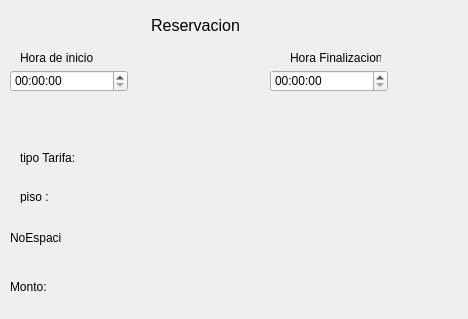
Before: the Qt Designer form Estacionamiento/usuario.ui in FernandoHS-0/Estacionamiento, drawn with Qt 5.
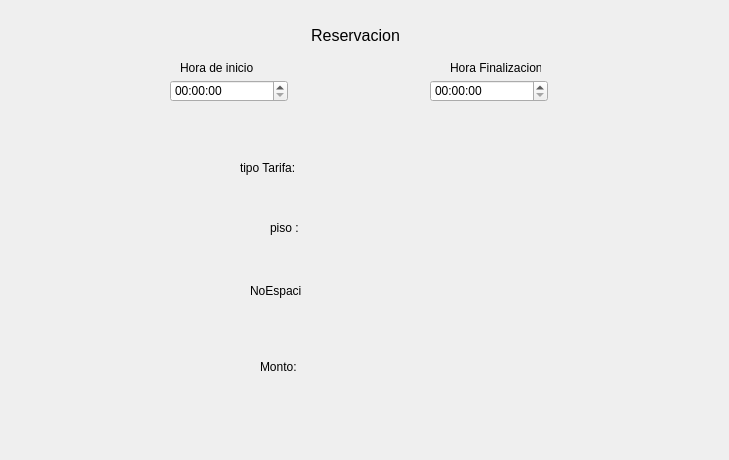
After: the same form once the commit is applied.

Diff of the .ui file:
```diff
--- a/Estacionamiento/usuario.ui
+++ b/Estacionamiento/usuario.ui
@@ -6,8 +6,8 @@
    <rect>
     <x>0</x>
     <y>0</y>
-    <width>468</width>
-    <height>319</height>
+    <width>729</width>
+    <height>460</height>
    </rect>
   </property>
   <property name="windowTitle">
@@ -16,8 +16,8 @@
   <widget class="QTimeEdit" name="TiempoLLegada">
    <property name="geometry">
     <rect>
-     <x>10</x>
-     <y>70</y>
+     <x>170</x>
+     <y>80</y>
      <width>118</width>
      <height>22</height>
     </rect>
@@ -26,8 +26,8 @@
   <widget class="QTimeEdit" name="TiempoSalida">
    <property name="geometry">
     <rect>
-     <x>270</x>
-     <y>70</y>
+     <x>430</x>
+     <y>80</y>
      <width>118</width>
      <height>22</height>
     </rect>
@@ -36,8 +36,8 @@
   <widget class="QLabel" name="label">
    <property name="geometry">
     <rect>
-     <x>20</x>
-     <y>150</y>
+     <x>240</x>
+     <y>160</y>
      <width>61</width>
      <height>16</height>
     </rect>
@@ -49,10 +49,10 @@
   <widget class="QLabel" name="TipoTarifa">
    <property name="geometry">
     <rect>
-     <x>90</x>
-     <y>150</y>
-     <width>81</width>
-     <height>21</height>
+     <x>320</x>
+     <y>160</y>
+     <width>91</width>
+     <height>31</height>
     </rect>
    </property>
    <property name="font">
@@ -67,10 +67,10 @@
   <widget class="QLabel" name="label_2">
    <property name="geometry">
     <rect>
-     <x>20</x>
-     <y>190</y>
-     <width>47</width>
-     <height>13</height>
+     <x>270</x>
+     <y>220</y>
+     <width>31</width>
+     <height>16</height>
     </rect>
    </property>
    <property name="text">
@@ -80,10 +80,10 @@
   <widget class="QLabel" name="Piso">
    <property name="geometry">
     <rect>
-     <x>80</x>
-     <y>190</y>
-     <width>71</width>
-     <height>16</height>
+     <x>320</x>
+     <y>220</y>
+     <width>91</width>
+     <height>31</height>
     </rect>
    </property>
    <property name="text">
@@ -93,10 +93,10 @@
   <widget class="QLabel" name="label_3">
    <property name="geometry">
     <rect>
-     <x>10</x>
-     <y>230</y>
+     <x>250</x>
+     <y>280</y>
      <width>51</width>
-     <height>16</height>
+     <height>21</height>
     </rect>
    </property>
    <property name="text">
@@ -106,10 +106,10 @@
   <widget class="QLabel" name="NumeroEspacio">
    <property name="geometry">
     <rect>
-     <x>90</x>
-     <y>230</y>
-     <width>71</width>
-     <height>21</height>
+     <x>320</x>
+     <y>280</y>
+     <width>111</width>
+     <height>31</height>
     </rect>
    </property>
    <property name="font">
@@ -124,8 +124,8 @@
   <widget class="QLabel" name="label_4">
    <property name="geometry">
     <rect>
-     <x>10</x>
-     <y>280</y>
+     <x>260</x>
+     <y>360</y>
      <width>47</width>
      <height>13</height>
     </rect>
@@ -137,10 +137,10 @@
   <widget class="QLabel" name="Pago">
    <property name="geometry">
     <rect>
-     <x>80</x>
-     <y>280</y>
-     <width>47</width>
-     <height>13</height>
+     <x>320</x>
+     <y>360</y>
+     <width>101</width>
+     <height>41</height>
     </rect>
    </property>
    <property name="text">
@@ -150,8 +150,8 @@
   <widget class="QLabel" name="label_5">
    <property name="geometry">
     <rect>
-     <x>20</x>
-     <y>50</y>
+     <x>180</x>
+     <y>60</y>
      <width>81</width>
      <height>16</height>
     </rect>
@@ -163,8 +163,8 @@
   <widget class="QLabel" name="label_6">
    <property name="geometry">
     <rect>
-     <x>290</x>
-     <y>50</y>
+     <x>450</x>
+     <y>60</y>
      <width>91</width>
      <height>16</height>
     </rect>
@@ -176,8 +176,8 @@
   <widget class="QLabel" name="label_7">
    <property name="geometry">
     <rect>
-     <x>130</x>
-     <y>10</y>
+     <x>290</x>
+     <y>20</y>
      <width>131</width>
      <height>31</height>
     </rect>
```
